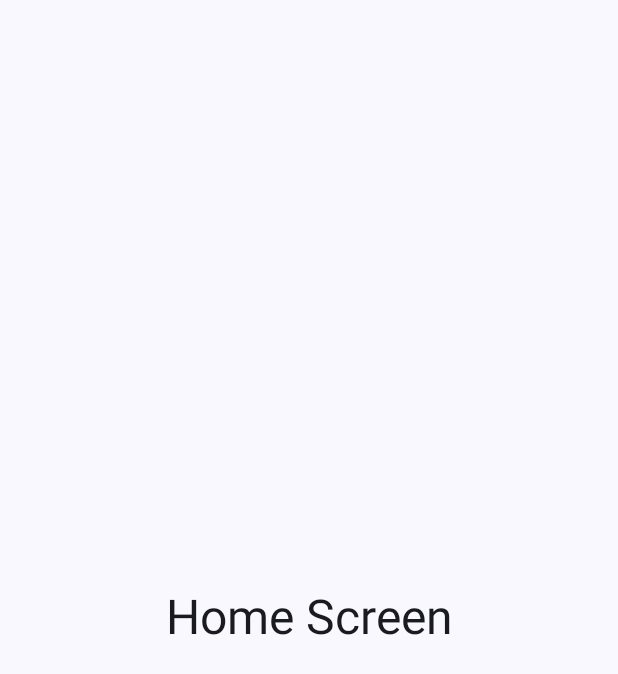
After one commit to devbreagan/exchange-app, an Android app built with Jetpack Compose: the HomeScreen screen opened through its navigation route, on a phone screen of 412 x 824 dp. The commit adds this screen. Shown: the top 674 px of the screen. Run offline under Robolectric (Android 15) with nearby library versions, the phone set to English and light mode, and no system bars.

Commit message:
feat: add Navigation Component

```diff
--- a/app/src/main/java/com/gbreagan/challenge/exchange/ui/navigation/Navigation.kt
+++ b/app/src/main/java/com/gbreagan/challenge/exchange/ui/navigation/Navigation.kt
@@ -4,6 +4,7 @@ import androidx.compose.runtime.Composable
 import androidx.navigation.NavHostController
 import androidx.navigation.compose.NavHost
 import androidx.navigation.compose.composable
+import com.gbreagan.challenge.exchange.ui.view.home.HomeScreen
 import com.gbreagan.challenge.exchange.ui.view.splash.SplashScreen
 import kotlinx.serialization.Serializable
 
@@ -14,14 +15,19 @@ fun Navigation(
     NavHost(navController, startDestination = Screen.Splash) {
         composable<Screen.Splash> {
             SplashScreen {
-            // navigate(Screen.Home)
+                navController.navigate(Screen.Home) {
+                    popUpTo(Screen.Splash) { inclusive = true }
+                }
             }
         }
-
+        composable<Screen.Home> {
+            HomeScreen()
+        }
     }
 }
 
 @Serializable
 sealed interface Screen {
     @Serializable data object Splash : Screen
+    @Serializable data object Home : Screen
 }
--- /dev/null
+++ b/app/src/main/java/com/gbreagan/challenge/exchange/ui/view/home/HomeScreen.kt
@@ -0,0 +1,39 @@
+package com.gbreagan.challenge.exchange.ui.view.home
+
+import androidx.compose.foundation.layout.Arrangement
+import androidx.compose.foundation.layout.Column
+import androidx.compose.foundation.layout.fillMaxSize
+import androidx.compose.foundation.layout.padding
+import androidx.compose.material3.MaterialTheme
+import androidx.compose.material3.Text
+import androidx.compose.runtime.Composable
+import androidx.compose.ui.Alignment
+import androidx.compose.ui.Modifier
+import androidx.compose.ui.tooling.preview.Preview
+import androidx.compose.ui.unit.dp
+import com.gbreagan.challenge.exchange.ui.theme.ExchangeTheme
+
+@Composable
+fun HomeScreen(
+    modifier: Modifier = Modifier
+) {
+    Column(
+        modifier = modifier
+            .fillMaxSize()
+            .padding(16.dp),
+        horizontalAlignment = Alignment.CenterHorizontally,
+        verticalArrangement = Arrangement.Center
+    ) {
+        Text(
+            text = "Home Screen",
+            style = MaterialTheme.typography.headlineLarge
+        )
+    }
+}
+@Preview(showBackground = true)
+@Composable
+fun HomeScreenPreview() {
+    ExchangeTheme {
+        HomeScreen()
+    }
+}
--- a/app/src/main/java/com/gbreagan/challenge/exchange/ui/view/splash/SplashConstants.kt
+++ b/app/src/main/java/com/gbreagan/challenge/exchange/ui/view/splash/SplashConstants.kt
@@ -2,5 +2,5 @@ package com.gbreagan.challenge.exchange.ui.view.splash
 
 // ui/splash/SplashConstants.kt
 object SplashConstants {
-    const val SPLASH_DURATION_MS = 2000L
+    const val SPLASH_DURATION_MS = 10000
 }
--- a/app/src/main/java/com/gbreagan/challenge/exchange/ui/view/splash/SplashScreen.kt
+++ b/app/src/main/java/com/gbreagan/challenge/exchange/ui/view/splash/SplashScreen.kt
@@ -1,26 +1,50 @@
 package com.gbreagan.challenge.exchange.ui.view.splash
 
+import androidx.compose.animation.core.Animatable
+import androidx.compose.animation.core.LinearEasing
+import androidx.compose.animation.core.tween
+import androidx.compose.foundation.Image
 import androidx.compose.foundation.layout.Box
 import androidx.compose.foundation.layout.fillMaxSize
-import androidx.compose.material3.MaterialTheme
-import androidx.compose.material3.Text
+import androidx.compose.foundation.layout.size
 import androidx.compose.runtime.Composable
 import androidx.compose.runtime.LaunchedEffect
+import androidx.compose.runtime.remember
 import androidx.compose.ui.Alignment
 import androidx.compose.ui.Modifier
-import kotlinx.coroutines.delay
+import androidx.compose.ui.graphics.graphicsLayer
+import androidx.compose.ui.res.painterResource
+import androidx.compose.ui.unit.dp
+import com.gbreagan.challenge.exchange.R
 
 @Composable
 fun SplashScreen(onSplashFinished: () -> Unit) {
+    val scale = remember { Animatable(0.7f) }
+
+    LaunchedEffect(Unit) {
+        scale.animateTo(
+            targetValue = 1.5f,
+            animationSpec = tween(
+                durationMillis = SplashConstants.SPLASH_DURATION_MS,
+                easing = LinearEasing
+            )
+        )
+        onSplashFinished()
+    }
+
     Box(
         modifier = Modifier.fillMaxSize(),
         contentAlignment = Alignment.Center
     ) {
-        Text("Splash Screen", style = MaterialTheme.typography.headlineLarge)
-
-        LaunchedEffect(Unit) {
-            delay(SplashConstants.SPLASH_DURATION_MS)
-            onSplashFinished()
-        }
+        Image(
+            painter = painterResource(id = R.drawable.illustration_moneybag),
+            contentDescription = "Logo",
+            modifier = Modifier
+                .size(200.dp)
+                .graphicsLayer(
+                    scaleX = scale.value,
+                    scaleY = scale.value
+                )
+        )
     }
 }
--- /dev/null
+++ b/app/src/main/res/drawable/illustration_moneybag.xml
@@ -0,0 +1,27 @@
+<vector xmlns:android="http://schemas.android.com/apk/res/android" android:height="256dp" android:viewportHeight="512" android:viewportWidth="512" android:width="256dp">
+
+    <path android:fillColor="#90DFAA" android:pathData="M256,256m-256,0a256,256 0,1 1,512 0a256,256 0,1 1,-512 0"/>
+
+    <path android:fillColor="#2C9984" android:pathData="M509.7,290.3L301.68,82.28L198.54,283.01l-56.22,92.66l135.45,135.4C397.58,500.98 493.89,408.39 509.7,290.3z"/>
+
+    <path android:fillColor="#324A5E" android:pathData="M118.09,308.75c0,-76.17 61.74,-172.39 137.91,-172.39s137.91,96.22 137.91,172.39S332.17,412.18 256,412.18S118.09,384.92 118.09,308.75z"/>
+
+    <path android:fillColor="#2B3B4E" android:pathData="M256,136.36c-0.19,0 -0.38,0.01 -0.57,0.01v275.81c0.19,0 0.38,0.01 0.57,0.01c76.17,0 137.91,-27.27 137.91,-103.43C393.91,232.58 332.17,136.36 256,136.36z"/>
+
+    <path android:fillColor="#324A5E" android:pathData="M301.68,82.28c0,30.04 -20.45,54.39 -45.68,54.39s-45.68,-24.35 -45.68,-54.39H301.68z"/>
+
+    <path android:fillColor="#2B3B4E" android:pathData="M255.43,82.28v54.37c0.19,0 0.38,0.02 0.57,0.02c25.23,0 45.68,-24.35 45.68,-54.39H255.43z"/>
+
+    <path android:fillColor="#FFD15D" android:pathData="M256,288.18m-43.88,0a43.88,43.88 0,1 1,87.76 0a43.88,43.88 0,1 1,-87.76 0"/>
+
+    <path android:fillColor="#F9B54C" android:pathData="M256,244.3c-0.19,0 -0.38,0.01 -0.57,0.01v87.73c0.19,0 0.38,0.01 0.57,0.01c24.24,0 43.88,-19.65 43.88,-43.88C299.88,263.95 280.23,244.3 256,244.3z"/>
+
+    <path android:fillColor="#F9B54C" android:pathData="M256,342.41c-29.9,0 -54.22,-24.32 -54.22,-54.22S226.1,233.96 256,233.96s54.22,24.32 54.22,54.22S285.9,342.41 256,342.41zM256,254.65c-18.49,0 -33.54,15.05 -33.54,33.54s15.05,33.54 33.54,33.54s33.54,-15.05 33.54,-33.54S274.49,254.65 256,254.65z"/>
+
+    <path android:fillColor="#F4A200" android:pathData="M256,233.96c-0.19,0 -0.38,0.01 -0.57,0.01v20.7c0.19,-0 0.38,-0.03 0.57,-0.03c18.49,0 33.54,15.05 33.54,33.54S274.49,321.72 256,321.72c-0.19,0 -0.38,-0.03 -0.57,-0.03v20.7c0.19,0 0.38,0.01 0.57,0.01c29.9,0 54.22,-24.32 54.22,-54.22C310.22,258.28 285.9,233.96 256,233.96z"/>
+
+    <path android:fillColor="#F9B54C" android:pathData="M221.52,121.54h68.96v20.69h-68.96z"/>
+
+    <path android:fillColor="#F4A200" android:pathData="M255.43,121.54h35.05v20.69h-35.05z"/>
+
+</vector>
--- a/app/src/main/res/values/strings.xml
+++ b/app/src/main/res/values/strings.xml
@@ -1,3 +1,5 @@
 <resources>
     <string name="app_name">Exchange</string>
+    <string name="home_title">Money Exchange</string>
+
 </resources>
```
